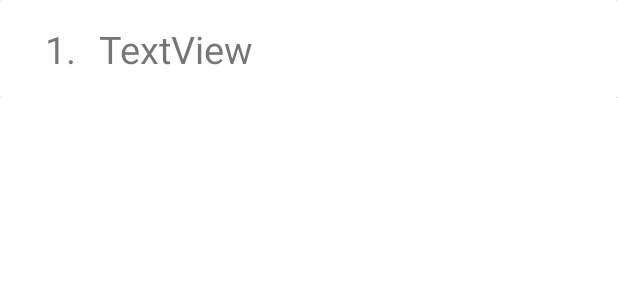
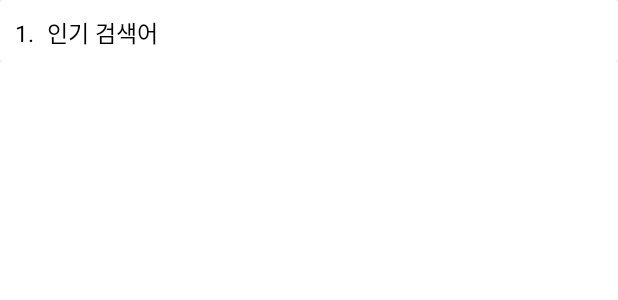
Before and after one commit to pethotel-app/pethotel-client-android, an Android app: the layout keywordrank_row.xml on its own in the app's theme, with its tools: preview values and no code run, on a phone screen of 412 x 824 dp. Shown: the top 300 px of the screen. Run offline under Robolectric (Android 15) with nearby library versions, the phone set to English and light mode, and no system bars.

Commit message:
ㅁㄴㅇㅁㄴㅇ
ㅁㄴㅇㅁㄴㅇ

```diff
--- a/app/src/main/res/layout/fragment_my_info.xml
+++ b/app/src/main/res/layout/fragment_my_info.xml
@@ -266,7 +266,7 @@
                 android:orientation="horizontal">
 
                 <TextView
-                    android:id="@+id/textView17"
+                    android:id="@+id/txtCheckReservation"
                     android:layout_width="wrap_content"
                     android:layout_height="wrap_content"
                     android:text="내 예약정보 확인하기"
--- a/app/src/main/res/layout/keywordrank_row.xml
+++ b/app/src/main/res/layout/keywordrank_row.xml
@@ -18,23 +18,24 @@
                 android:id="@+id/txtKeywordRank"
                 android:layout_width="wrap_content"
                 android:layout_height="wrap_content"
-                android:layout_marginLeft="30dp"
-                android:layout_marginTop="15dp"
-                android:layout_marginRight="15dp"
-                android:layout_marginBottom="15dp"
+                android:layout_marginLeft="10dp"
+                android:layout_marginTop="10dp"
+                android:layout_marginRight="5dp"
+                android:layout_marginBottom="10dp"
                 android:text="1."
-                android:textSize="25sp" />
+                android:textSize="15sp"
+                android:textColor="#000000" />
 
             <TextView
                 android:id="@+id/txtKeyword"
-                android:layout_width="wrap_content"
+                android:layout_width="match_parent"
                 android:layout_height="wrap_content"
-                android:layout_marginTop="15dp"
-                android:layout_marginRight="15dp"
-                android:layout_marginBottom="15dp"
-                android:layout_weight="1"
-                android:text="TextView"
-                android:textSize="25sp" />
+                android:layout_marginLeft="3dp"
+                android:layout_marginTop="10dp"
+                android:layout_marginRight="10dp"
+                android:text="인기 검색어"
+                android:textColor="#000000"
+                android:textSize="15sp"  />
         </LinearLayout>
 
     </androidx.cardview.widget.CardView>
```
Also changed, not shown: app/src/main/java/com/hyunsungkr/pethotel/CancelActivity.java (+71 -4 lines), app/src/main/java/com/hyunsungkr/pethotel/MyInfo.java (+11 -1 lines), app/src/main/java/com/hyunsungkr/pethotel/ResSearchActivity.java (+51 -8 lines), app/src/main/java/com/hyunsungkr/pethotel/SearchActivity.java (+20 -1 lines), app/src/main/java/com/hyunsungkr/pethotel/adapter/SearchRankAdapter.java (+7 -4 lines), app/src/main/java/com/hyunsungkr/pethotel/api/ReservationApi.java (+13 -2 lines).
